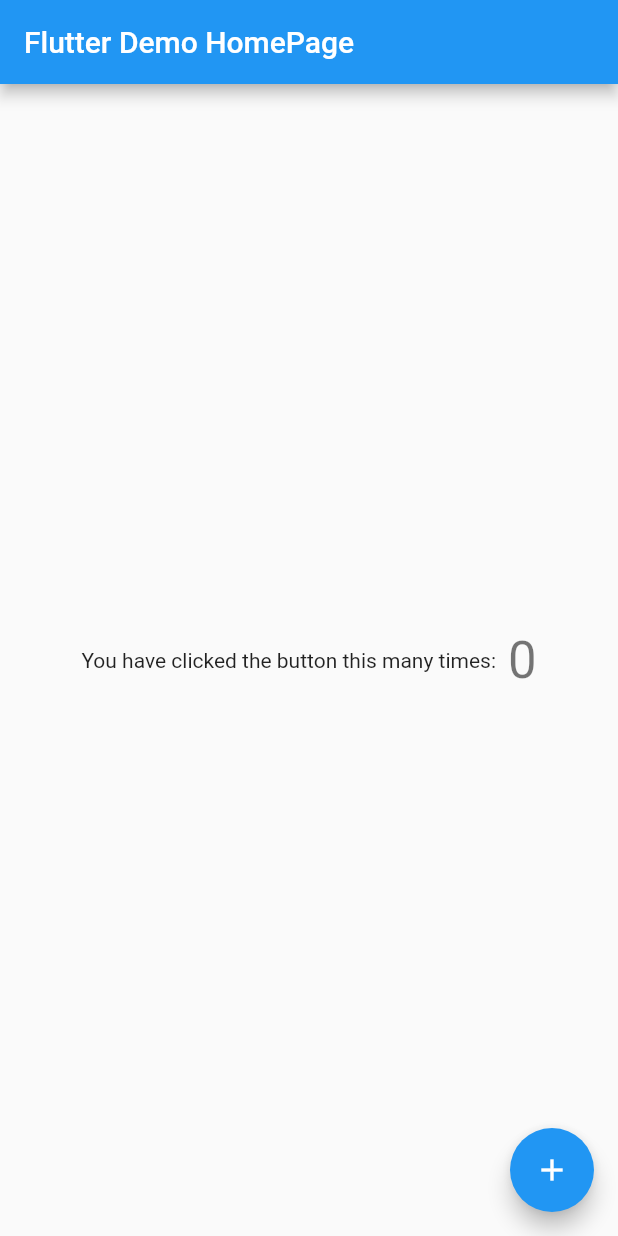
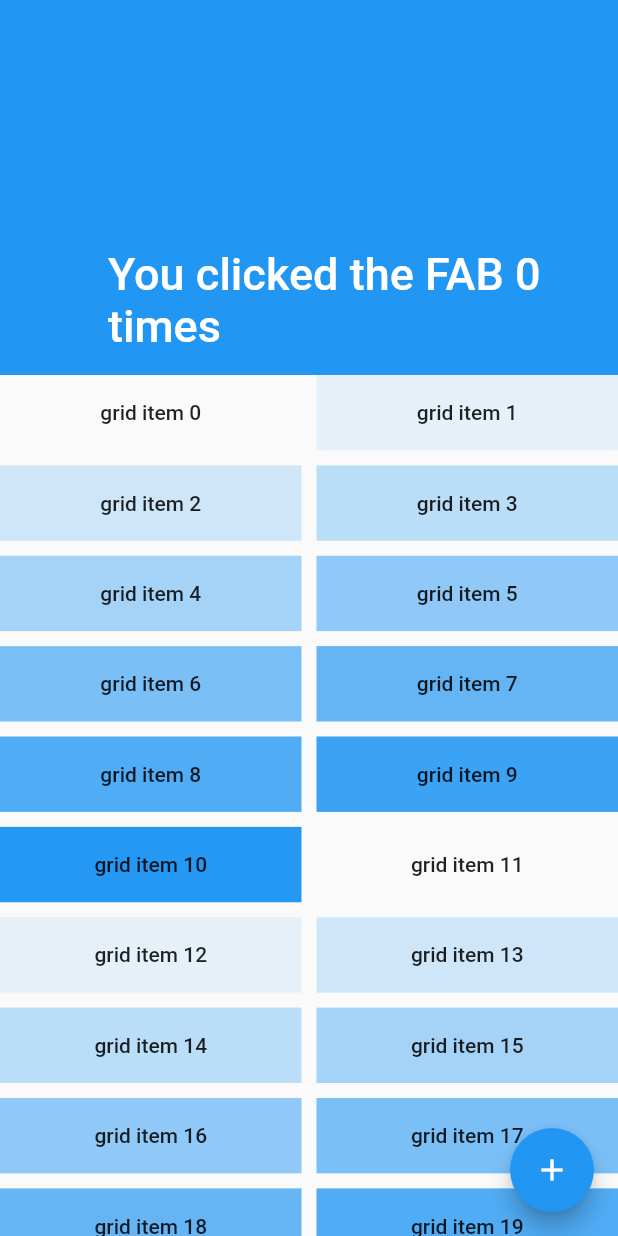
Before and after one commit to MiichaelD/Flutter-Course, a Flutter app: the screen it shows after launch, on a phone screen of 412 x 824 dp. Run offline on Flutter 3.47's test engine with Material 2 defaults, Android fonts, the phone set to English and light mode, and no system bars; our stand-ins replace cloud_firestore, firebase_storage, image_picker; accounts and stored records are empty.

Commit message:
Replaces regular counter UI with custom scrolling widgets

```diff
--- a/flutter_app/lib/main.dart
+++ b/flutter_app/lib/main.dart
@@ -2,48 +2,20 @@ import 'package:flutter/material.dart';
 
 void main() => runApp(new MyApp());
 
-class MyApp extends StatelessWidget {
-  // This widget is the root of your application.
+class MyApp extends StatefulWidget {
   @override
-  Widget build(BuildContext context) {
-    return new MaterialApp(
-      title: 'Flutter Demo',
-      theme: new ThemeData(
-        // This is the theme of your application.
-        //
-        // Try running your application with "flutter run". You'll see the
-        // application has a blue toolbar. Then, without quitting the app, try
-        // changing the primarySwatch below to Colors.green and then invoke
-        // "hot reload" (press "r" in the console where you ran "flutter run",
-        // or press Run > Flutter Hot Reload in IntelliJ). Notice that the
-        // counter didn't reset back to zero; the application is not restarted.
-        primarySwatch: Colors.blue,
-      ),
-      home: new MyHomePage(title: 'Flutter Demo HomePage'),
+  _MyAppState createState() => new _MyAppState();
+}
+
+class _MyAppState extends State<MyApp> {
+  int _counter = 0;
+  ThemeData _themeData;
+
+  _MyAppState({Key key}) : super() {
+    _themeData = ThemeData(
+      primarySwatch: Colors.blue,
     );
   }
-}
-
-class MyHomePage extends StatefulWidget {
-  MyHomePage({Key key, this.title}) : super(key: key);
-
-  // This widget is the home page of your application. It is stateful, meaning
-  // that it has a State object (defined below) that contains fields that affect
-  // how it looks.
-
-  // This class is the configuration for the state. It holds the values (in this
-  // case the title) provided by the parent (in this case the App widget) and
-  // used by the build method of the State. Fields in a Widget subclass are
-  // always marked "final".
-
-  final String title;
-
-  @override
-  _MyHomePageState createState() => new _MyHomePageState();
-}
-
-class _MyHomePageState extends State<MyHomePage> {
-  int _counter = 0;
 
   void _incrementCounter() {
     setState(() {
@@ -52,65 +24,95 @@ class _MyHomePageState extends State<MyHomePage> {
       // so that the display can reflect the updated values. If we changed
       // _counter without calling setState(), then the build method would not be
       // called again, and so nothing would appear to happen.
-      if (++_counter == 16) {
+      if (++_counter % 16 == 0) {
         _counter = 1;
+        _themeData = ThemeData(
+            primarySwatch: _themeData.primaryColor == Colors.green
+                ? Colors.blue
+                : Colors.green);
       }
     });
+  }
+
+  // This widget is the root of your application.
+  @override
+  Widget build(BuildContext context) {
+    MyHomePage page = MyHomePage(
+        title: "You clicked the FAB $_counter times",
+        counter: _counter,
+        onFabPressed: _incrementCounter);
+
+    return new MaterialApp(
+      title: 'Test',
+      theme: _themeData,
+      home: page,
+    );
+  }
+}
+
+class MyHomePage extends StatelessWidget {
+  MyHomePage({Key key, this.title, this.counter, this.onFabPressed})
+      : super(key: key);
+
+  final String title;
+  final int counter;
+  final VoidCallback onFabPressed;
+
+  Widget buildContent(BuildContext context) {
+    return CustomScrollView(
+      slivers: <Widget>[
+        SliverAppBar(
+          pinned: true,
+          expandedHeight: 250.0,
+          flexibleSpace: FlexibleSpaceBar(
+            title: Text(title),
+          ),
+        ),
+        SliverGrid(
+          gridDelegate: SliverGridDelegateWithMaxCrossAxisExtent(
+            maxCrossAxisExtent: 200.0,
+            mainAxisSpacing: 10.0,
+            crossAxisSpacing: 10.0,
+            childAspectRatio: 4.0,
+          ),
+          delegate: SliverChildBuilderDelegate(
+            (BuildContext context, int index) {
+              return Container(
+                alignment: Alignment.center,
+                color: Theme.of(context).accentColor.withAlpha(25 * (index % 11)),
+                child: Text('grid item $index',
+                    style: Theme.of(context).textTheme.body2),
+              );
+            },
+            childCount: 21,
+          ),
+        ),
+        SliverFixedExtentList(
+          itemExtent: 50.0,
+          delegate: SliverChildBuilderDelegate(
+            (BuildContext context, int index) {
+              return Container(
+                alignment: Alignment.center,
+                color: Theme.of(context).primaryColor.withAlpha(25 * (index % 11)),
+                child: Text('list item $index',
+                    style: Theme.of(context).textTheme.body1),
+              );
+            },
+            childCount: counter + 10,
+          ),
+        ),
+      ],
+    );
   }
 
   @override
   Widget build(BuildContext context) {
     // This method is rerun every time setState is called, for instance as done
     // by the _incrementCounter method above.
-    //
-    // The Flutter framework has been optimized to make rerunning build methods
-    // fast, so that you can just rebuild anything that needs updating rather
-    // than having to individually change instances of widgets.
     return new Scaffold(
-      appBar: new AppBar(
-        // Here we take the value from the MyHomePage object that was created by
-        // the App.build method, and use it to set our appbar title.
-        title: new Text(widget.title),
-      ),
-      body: new Center(
-        // Center is a layout widget. It takes a single child and positions it
-        // in the middle of the parent.
-        child: new Column(
-          // Column is also layout widget. It takes a list of children and
-          // arranges them vertically. By default, it sizes itself to fit its
-          // children horizontally, and tries to be as tall as its parent.
-          //
-          // Invoke "debug paint" (press "p" in the console where you ran
-          // "flutter run", or select "Toggle Debug Paint" from the Flutter tool
-          // window in IntelliJ) to see the wireframe for each widget.
-          //
-          // Column has various properties to control how it sizes itself and
-          // how it positions its children. Here we use mainAxisAlignment to
-          // center the children vertically; the main axis here is the vertical
-          // axis because Columns are vertical (the cross axis would be
-          // horizontal).
-          mainAxisAlignment: MainAxisAlignment.center,
-          children: <Widget>[
-            new Row (
-              mainAxisAlignment: MainAxisAlignment.center,
-              children: <Widget> [
-                new Text(
-                  'You have clicked the button this many times:',
-                ),
-                new Padding(
-                  padding: EdgeInsets.only(left: 8),
-                  child: new Text(
-                    '$_counter',
-                    style: Theme.of(context).textTheme.display1,
-                  ),
-                ),
-              ]
-            ),
-          ],
-        ),
-      ),
+      body: buildContent(context),
       floatingActionButton: new FloatingActionButton(
-        onPressed: _incrementCounter,
+        onPressed: onFabPressed,
         tooltip: 'Increment',
         child: new Icon(Icons.add),
       ), // This trailing comma makes auto-formatting nicer for build methods.
--- /dev/null
+++ b/tmp.txt
@@ -0,0 +1 @@
+Power Scheme GUID: a1841308-3541-4fab-bc81-f71556f20b4a  (Power saver)
```
